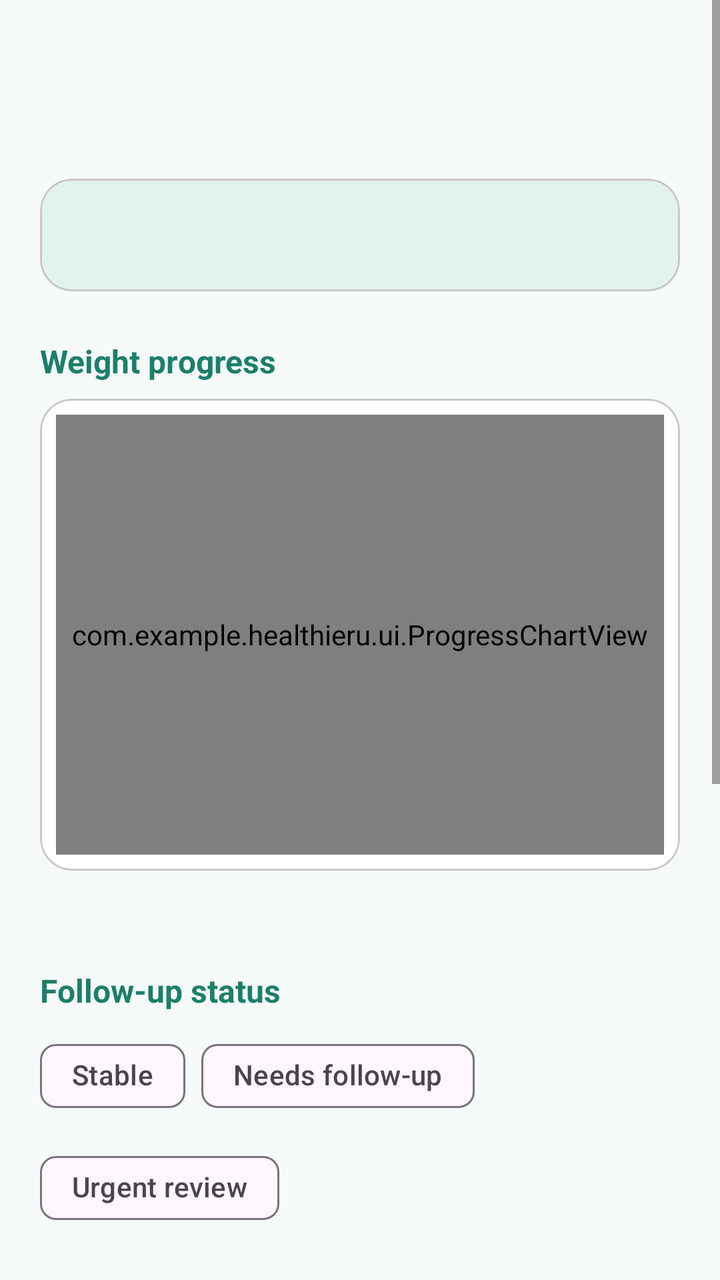
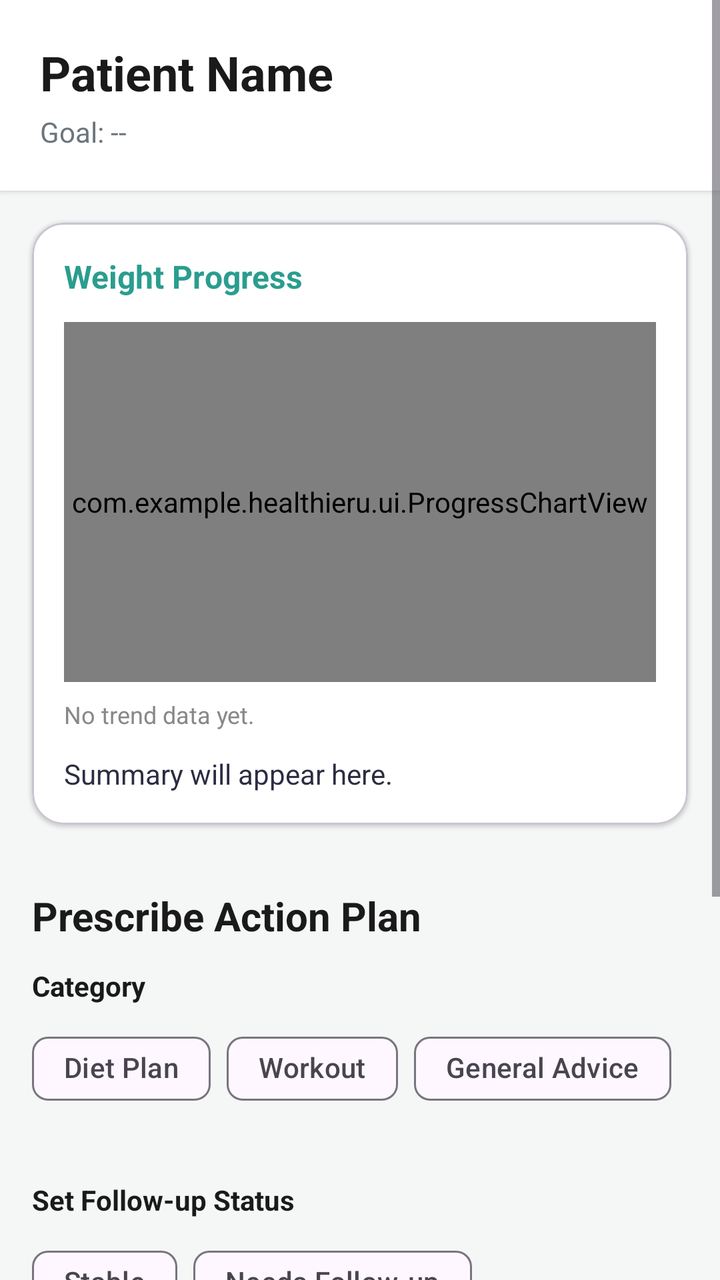

An Android layout rendered at two revisions. The XML below is the earlier revision; the diff shows what the commit changed to produce the second picture.
<!-- AndroidManifest.xml: application theme Theme.HealthierU -->
<!-- res/layout/activity_patient_detail.xml -->
<?xml version="1.0" encoding="utf-8"?>
<ScrollView xmlns:android="http://schemas.android.com/apk/res/android"
    xmlns:app="http://schemas.android.com/apk/res-auto"
    android:layout_width="match_parent"
    android:layout_height="match_parent">

    <LinearLayout
        android:layout_width="match_parent"
        android:layout_height="wrap_content"
        android:orientation="vertical"
        android:padding="20dp">

        <TextView
            android:id="@+id/tvName"
            style="@style/Heading"
            android:layout_width="wrap_content"
            android:layout_height="wrap_content" />

        <TextView
            android:id="@+id/tvGoal"
            style="@style/BodyMuted"
            android:layout_width="wrap_content"
            android:layout_height="wrap_content"
            android:layout_marginTop="2dp" />

        <com.google.android.material.card.MaterialCardView
            android:layout_width="match_parent"
            android:layout_height="wrap_content"
            android:layout_marginTop="16dp"
            app:cardBackgroundColor="@color/primary_soft"
            app:cardCornerRadius="16dp"
            app:cardElevation="0dp">

            <TextView
                android:id="@+id/tvSummary"
                android:layout_width="match_parent"
                android:layout_height="wrap_content"
                android:padding="18dp"
                android:textColor="@color/navy"
                android:textSize="15sp" />
        </com.google.android.material.card.MaterialCardView>

        <TextView
            style="@style/SectionTitle"
            android:layout_width="wrap_content"
            android:layout_height="wrap_content"
            android:layout_marginTop="24dp"
            android:text="Weight progress" />

        <com.google.android.material.card.MaterialCardView
            android:layout_width="match_parent"
            android:layout_height="wrap_content"
            android:layout_marginTop="8dp"
            app:cardBackgroundColor="@color/white"
            app:cardCornerRadius="16dp"
            app:cardElevation="1dp">

            <com.example.healthieru.ui.ProgressChartView
                android:id="@+id/chartWeight"
                android:layout_width="match_parent"
                android:layout_height="220dp"
                android:layout_margin="8dp" />
        </com.google.android.material.card.MaterialCardView>

        <TextView
            android:id="@+id/tvTrend"
            style="@style/BodyMuted"
            android:layout_width="wrap_content"
            android:layout_height="wrap_content"
            android:layout_marginTop="6dp" />

        <TextView
            style="@style/SectionTitle"
            android:layout_width="wrap_content"
            android:layout_height="wrap_content"
            android:layout_marginTop="24dp"
            android:text="Follow-up status" />

        <com.google.android.material.chip.ChipGroup
            android:id="@+id/chipGroupStatus"
            android:layout_width="match_parent"
            android:layout_height="wrap_content"
            android:layout_marginTop="8dp"
            app:singleSelection="true">

            <com.google.android.material.chip.Chip
                android:id="@+id/chipStable"
                style="@style/Widget.Material3.Chip.Filter"
                android:layout_width="wrap_content"
                android:layout_height="wrap_content"
                android:text="Stable" />

            <com.google.android.material.chip.Chip
                android:id="@+id/chipFollowUp"
                style="@style/Widget.Material3.Chip.Filter"
                android:layout_width="wrap_content"
                android:layout_height="wrap_content"
                android:text="Needs follow-up" />

            <com.google.android.material.chip.Chip
                android:id="@+id/chipUrgent"
                style="@style/Widget.Material3.Chip.Filter"
                android:layout_width="wrap_content"
                android:layout_height="wrap_content"
                android:text="Urgent review" />
        </com.google.android.material.chip.ChipGroup>

        <TextView
            style="@style/SectionTitle"
            android:layout_width="wrap_content"
            android:layout_height="wrap_content"
            android:layout_marginTop="24dp"
            android:text="Advice already sent" />

        <TextView
            android:id="@+id/tvNotes"
            style="@style/BodyMuted"
            android:layout_width="match_parent"
            android:layout_height="wrap_content"
            android:layout_marginTop="6dp"
            android:text="No advice sent yet." />

        <LinearLayout
            android:id="@+id/notesContainer"
            android:layout_width="match_parent"
            android:layout_height="wrap_content"
            android:orientation="vertical" />

        <TextView
            style="@style/SectionTitle"
            android:layout_width="wrap_content"
            android:layout_height="wrap_content"
            android:layout_marginTop="24dp"
            android:text="New advice" />

        <com.google.android.material.chip.ChipGroup
            android:id="@+id/chipGroupCategory"
            android:layout_width="match_parent"
            android:layout_height="wrap_content"
            android:layout_marginTop="8dp"
            app:selectionRequired="true"
            app:singleSelection="true">

            <com.google.android.material.chip.Chip
                android:id="@+id/chipExercise"
                style="@style/Widget.Material3.Chip.Filter"
                android:layout_width="wrap_content"
                android:layout_height="wrap_content"
                android:text="Exercise" />

            <com.google.android.material.chip.Chip
                android:id="@+id/chipDiet"
                style="@style/Widget.Material3.Chip.Filter"
                android:layout_width="wrap_content"
                android:layout_height="wrap_content"
                android:text="Diet" />

            <com.google.android.material.chip.Chip
                android:id="@+id/chipSleep"
                style="@style/Widget.Material3.Chip.Filter"
                android:layout_width="wrap_content"
                android:layout_height="wrap_content"
                android:text="Sleep" />

            <com.google.android.material.chip.Chip
                android:id="@+id/chipGeneral"
                style="@style/Widget.Material3.Chip.Filter"
                android:layout_width="wrap_content"
                android:layout_height="wrap_content"
                android:checked="true"
                android:text="General" />
        </com.google.android.material.chip.ChipGroup>

        <com.google.android.material.textfield.TextInputLayout
            style="@style/Widget.Material3.TextInputLayout.OutlinedBox"
            android:layout_width="match_parent"
            android:layout_height="wrap_content"
            android:layout_marginTop="8dp"
            android:hint="Write advice for this category">

            <com.google.android.material.textfield.TextInputEditText
                android:id="@+id/etNote"
                android:layout_width="match_parent"
                android:layout_height="wrap_content"
                android:gravity="top"
                android:inputType="textMultiLine|textCapSentences"
                android:minLines="3" />
        </com.google.android.material.textfield.TextInputLayout>

        <TextView
            android:id="@+id/tvError"
            android:layout_width="wrap_content"
            android:layout_height="wrap_content"
            android:layout_marginTop="8dp"
            android:textColor="@color/coral"
            android:visibility="gone" />

        <Button
            android:id="@+id/btnSend"
            android:layout_width="match_parent"
            android:layout_height="56dp"
            android:layout_marginTop="16dp"
            android:text="Send to patient" />
    </LinearLayout>
</ScrollView>
<!-- resources referenced by this layout -->
<resources>
  <color name="coral">#E76F51</color>
  <color name="navy">#22334A</color>
  <color name="primary_soft">#E3F2EC</color>
  <color name="white">#FFFFFFFF</color>
  <style name="BodyMuted">
          <item name="android:textSize">14sp</item>
          <item name="android:textColor">@color/muted</item>
      </style>
  <style name="Heading">
          <item name="android:textSize">24sp</item>
          <item name="android:textStyle">bold</item>
          <item name="android:textColor">@color/navy</item>
      </style>
  <style name="SectionTitle">
          <item name="android:textSize">16sp</item>
          <item name="android:textStyle">bold</item>
          <item name="android:textColor">@color/primary</item>
      </style>
  <style name="Theme.HealthierU" parent="Base.Theme.HealthierU" />
  <color name="muted">#5F6F7A</color>
  <color name="primary">#1B7F6B</color>
  <style name="Base.Theme.HealthierU" parent="Theme.Material3.Light">
          <item name="colorPrimary">@color/primary</item>
          <item name="colorOnPrimary">@color/white</item>
          <item name="colorSecondary">@color/navy</item>
          <item name="android:windowBackground">@color/background</item>
          <item name="android:statusBarColor">@color/primary_dark</item>
      </style>
  <color name="background">#F6FAF8</color>
  <color name="primary_dark">#14594B</color>
</resources>

<!-- the commit's change to res/layout/activity_patient_detail.xml (unified diff, before → after) -->
@@ -2,204 +2,357 @@
 <ScrollView xmlns:android="http://schemas.android.com/apk/res/android"
     xmlns:app="http://schemas.android.com/apk/res-auto"
     android:layout_width="match_parent"
-    android:layout_height="match_parent">
+    android:layout_height="match_parent"
+    android:background="#F4F7F6"
+    android:fillViewport="true">
 
     <LinearLayout
         android:layout_width="match_parent"
         android:layout_height="wrap_content"
         android:orientation="vertical"
-        android:padding="20dp">
-
-        <TextView
-            android:id="@+id/tvName"
-            style="@style/Heading"
-            android:layout_width="wrap_content"
-            android:layout_height="wrap_content" />
-
-        <TextView
-            android:id="@+id/tvGoal"
-            style="@style/BodyMuted"
-            android:layout_width="wrap_content"
+        android:paddingBottom="32dp">
+
+        
+        <LinearLayout
+            android:layout_width="match_parent"
             android:layout_height="wrap_content"
-            android:layout_marginTop="2dp" />
-
+            android:background="@android:color/white"
+            android:elevation="2dp"
+            android:orientation="vertical"
+            android:padding="20dp">
+
+            <TextView
+                android:id="@+id/tvName"
+                android:layout_width="wrap_content"
+                android:layout_height="wrap_content"
+                android:text="Patient Name"
+                android:textColor="#1A1A1A"
+                android:textSize="24sp"
+                android:textStyle="bold" />
+
+            <TextView
+                android:id="@+id/tvGoal"
+                android:layout_width="wrap_content"
+                android:layout_height="wrap_content"
+                android:layout_marginTop="4dp"
+                android:text="Goal: --"
+                android:textColor="#6C757D"
+                android:textSize="14sp" />
+        </LinearLayout>
+
+        
         <com.google.android.material.card.MaterialCardView
             android:layout_width="match_parent"
             android:layout_height="wrap_content"
-            android:layout_marginTop="16dp"
-            app:cardBackgroundColor="@color/primary_soft"
+            android:layout_margin="16dp"
+            app:cardBackgroundColor="@android:color/white"
             app:cardCornerRadius="16dp"
-            app:cardElevation="0dp">
-
-            <TextView
-                android:id="@+id/tvSummary"
-                android:layout_width="match_parent"
-                android:layout_height="wrap_content"
-                android:padding="18dp"
-                android:textColor="@color/navy"
-                android:textSize="15sp" />
+            app:cardElevation="1dp">
+
+            <LinearLayout
+                android:layout_width="match_parent"
+                android:layout_height="wrap_content"
+                android:orientation="vertical"
+                android:padding="16dp">
+
+                <TextView
+                    android:layout_width="wrap_content"
+                    android:layout_height="wrap_content"
+                    android:text="Weight Progress"
+                    android:textColor="#2A9D8F"
+                    android:textSize="16sp"
+                    android:textStyle="bold" />
+
+                <com.example.healthieru.ui.ProgressChartView
+                    android:id="@+id/chartWeight"
+                    android:layout_width="match_parent"
+                    android:layout_height="180dp"
+                    android:layout_marginTop="12dp" />
+
+                <TextView
+                    android:id="@+id/tvTrend"
+                    android:layout_width="wrap_content"
+                    android:layout_height="wrap_content"
+                    android:layout_marginTop="8dp"
+                    android:text="No trend data yet."
+                    android:textColor="#888888"
+                    android:textSize="12sp" />
+
+                <TextView
+                    android:id="@+id/tvSummary"
+                    android:layout_width="match_parent"
+                    android:layout_height="wrap_content"
+                    android:layout_marginTop="12dp"
+                    android:text="Summary will appear here."
+                    android:textColor="#2B2D42"
+                    android:textSize="14sp" />
+            </LinearLayout>
         </com.google.android.material.card.MaterialCardView>
 
-        <TextView
-            style="@style/SectionTitle"
-            android:layout_width="wrap_content"
-            android:layout_height="wrap_content"
-            android:layout_marginTop="24dp"
-            android:text="Weight progress" />
-
-        <com.google.android.material.card.MaterialCardView
+        
+        <LinearLayout
             android:layout_width="match_parent"
             android:layout_height="wrap_content"
-            android:layout_marginTop="8dp"
-            app:cardBackgroundColor="@color/white"
-            app:cardCornerRadius="16dp"
-            app:cardElevation="1dp">
-
-            <com.example.healthieru.ui.ProgressChartView
-                android:id="@+id/chartWeight"
-                android:layout_width="match_parent"
-                android:layout_height="220dp"
-                android:layout_margin="8dp" />
-        </com.google.android.material.card.MaterialCardView>
-
-        <TextView
-            android:id="@+id/tvTrend"
-            style="@style/BodyMuted"
-            android:layout_width="wrap_content"
-            android:layout_height="wrap_content"
-            android:layout_marginTop="6dp" />
-
-        <TextView
-            style="@style/SectionTitle"
-            android:layout_width="wrap_content"
-            android:layout_height="wrap_content"
-            android:layout_marginTop="24dp"
-            android:text="Follow-up status" />
-
-        <com.google.android.material.chip.ChipGroup
-            android:id="@+id/chipGroupStatus"
+            android:orientation="vertical"
+            android:padding="16dp">
+
+            <TextView
+                android:layout_width="wrap_content"
+                android:layout_height="wrap_content"
+                android:layout_marginBottom="12dp"
+                android:text="Prescribe Action Plan"
+                android:textColor="#1A1A1A"
+                android:textSize="20sp"
+                android:textStyle="bold" />
+
+            
+            <TextView
+                android:layout_width="wrap_content"
+                android:layout_height="wrap_content"
+                android:text="Category"
+                android:textColor="#1A1A1A"
+                android:textSize="14sp"
+                android:textStyle="bold" />
+
+            <com.google.android.material.chip.ChipGroup
+                android:id="@+id/chipGroupCategory"
+                android:layout_width="match_parent"
+                android:layout_height="wrap_content"
+                android:layout_marginTop="8dp"
+                app:selectionRequired="true"
+                app:singleSelection="true">
+
+                <com.google.android.material.chip.Chip
+                    android:id="@+id/chipDiet"
+                    style="@style/Widget.Material3.Chip.Filter"
+                    android:layout_width="wrap_content"
+                    android:layout_height="wrap_content"
+                    android:text="Diet Plan" />
+
+                <com.google.android.material.chip.Chip
+                    android:id="@+id/chipWorkout"
+                    style="@style/Widget.Material3.Chip.Filter"
+                    android:layout_width="wrap_content"
+                    android:layout_height="wrap_content"
+                    android:text="Workout" />
+
+                <com.google.android.material.chip.Chip
+                    android:id="@+id/chipAdvice"
+                    style="@style/Widget.Material3.Chip.Filter"
+                    android:layout_width="wrap_content"
+                    android:layout_height="wrap_content"
+                    android:text="General Advice" />
+            </com.google.android.material.chip.ChipGroup>
+
+            
+            <LinearLayout
+                android:layout_width="match_parent"
+                android:layout_height="wrap_content"
+                android:orientation="vertical"
+                android:layout_marginTop="16dp">
+
+                
+                <com.google.android.material.textfield.TextInputLayout
+                    android:id="@+id/layoutGeneralInput"
+                    style="@style/Widget.Material3.TextInputLayout.OutlinedBox"
+                    android:layout_width="match_parent"
+                    android:layout_height="wrap_content"
+                    android:hint="Write general advice here..."
+                    app:boxCornerRadiusBottomEnd="12dp"
+                    app:boxCornerRadiusBottomStart="12dp"
+                    app:boxCornerRadiusTopEnd="12dp"
+                    app:boxCornerRadiusTopStart="12dp"
+                    android:visibility="gone">
+
+                    <com.google.android.material.textfield.TextInputEditText
+                        android:id="@+id/etGeneralAdvice"
+                        android:layout_width="match_parent"
+                        android:layout_height="120dp"
+                        android:gravity="top|start"
+                        android:inputType="textMultiLine"
+                        android:padding="12dp" />
+                </com.google.android.material.textfield.TextInputLayout>
+
+                
+                <LinearLayout
+                    android:id="@+id/layoutDietInput"
+                    android:layout_width="match_parent"
+                    android:layout_height="wrap_content"
+                    android:orientation="vertical"
+                    android:visibility="gone">
+
+                    <TextView android:layout_width="wrap_content" android:layout_height="wrap_content" android:text="Meal Schedule" android:textStyle="bold" android:layout_marginBottom="8dp"/>
+
+                    <GridLayout
+                        android:layout_width="match_parent"
+                        android:layout_height="wrap_content"
+                        android:columnCount="2">
+
+                        <TextView android:text="Meal" android:layout_columnWeight="1" android:textStyle="bold" android:padding="8dp"/>
+                        <TextView android:text="Details" android:layout_columnWeight="2" android:textStyle="bold" android:padding="8dp"/>
+
+                        <TextView android:text="Breakfast" android:padding="8dp"/>
+                        <EditText android:id="@+id/etBreakfast" android:hint="e.g. Oats &amp; fruit" android:layout_columnWeight="2" android:background="@null" android:padding="8dp"/>
+
+                        <TextView android:text="Lunch" android:padding="8dp"/>
+                        <EditText android:id="@+id/etLunch" android:hint="e.g. Grilled chicken salad" android:layout_columnWeight="2" android:background="@null" android:padding="8dp"/>
+
+                        <TextView android:text="Dinner" android:padding="8dp"/>
+                        <EditText android:id="@+id/etDinner" android:hint="e.g. Steamed fish &amp; veggies" android:layout_columnWeight="2" android:background="@null" android:padding="8dp"/>
+                    </GridLayout>
+
+                    <com.google.android.material.textfield.TextInputLayout
+                        style="@style/Widget.Material3.TextInputLayout.OutlinedBox"
+                        android:layout_width="match_parent"
+                        android:layout_height="wrap_content"
+                        android:layout_marginTop="8dp"
+                        android:hint="Recipe Video Link (YouTube, etc.)">
+                        <com.google.android.material.textfield.TextInputEditText
+                            android:id="@+id/etDietLink"
+                            android:layout_width="match_parent"
+                            android:layout_height="wrap_content"
+                            android:inputType="textUri" />
+                    </com.google.android.material.textfield.TextInputLayout>
+                </LinearLayout>
+
+                
+                <LinearLayout
+                    android:id="@+id/layoutWorkoutInput"
+                    android:layout_width="match_parent"
+                    android:layout_height="wrap_content"
+                    android:orientation="vertical"
+                    android:visibility="gone">
+
+                    <TextView android:layout_width="wrap_content" android:layout_height="wrap_content" android:text="Exercise Schedule" android:textStyle="bold" android:layout_marginBottom="8dp"/>
+
+                    <GridLayout
+                        android:layout_width="match_parent"
+                        android:layout_height="wrap_content"
+                        android:columnCount="3">
+
+                        <TextView android:text="Exercise" android:layout_columnWeight="2" android:textStyle="bold" android:padding="8dp"/>
+                        <TextView android:text="Sets" android:layout_columnWeight="1" android:textStyle="bold" android:padding="8dp"/>
+                        <TextView android:text="Reps" android:layout_columnWeight="1" android:textStyle="bold" android:padding="8dp"/>
+
+                        <EditText android:id="@+id/etEx1" android:hint="e.g. Pushups" android:layout_columnWeight="2" android:background="@null" android:padding="8dp"/>
+                        <EditText android:id="@+id/etSets1" android:inputType="number" android:hint="3" android:layout_columnWeight="1" android:background="@null" android:padding="8dp"/>
+                        <EditText android:id="@+id/etReps1" android:hint="12" android:layout_columnWeight="1" android:background="@null" android:padding="8dp"/>
+
+                        <EditText android:id="@+id/etEx2" android:hint="e.g. Squats" android:layout_columnWeight="2" android:background="@null" android:padding="8dp"/>
+                        <EditText android:id="@+id/etSets2" android:inputType="number" android:hint="3" android:layout_columnWeight="1" android:background="@null" android:padding="8dp"/>
+                        <EditText android:id="@+id/etReps2" android:hint="15" android:layout_columnWeight="1" android:background="@null" android:padding="8dp"/>
+                    </GridLayout>
+
+                    <com.google.android.material.textfield.TextInputLayout
+                        style="@style/Widget.Material3.TextInputLayout.OutlinedBox"
+                        android:layout_width="match_parent"
+                        android:layout_height="wrap_content"
+                        android:layout_marginTop="8dp"
+                        android:hint="Workout Video Link (YouTube, etc.)">
+                        <com.google.android.material.textfield.TextInputEditText
+                            android:id="@+id/etWorkoutLink"
+                            android:layout_width="match_parent"
+                            android:layout_height="wrap_content"
+                            android:inputType="textUri" />
+                    </com.google.android.material.textfield.TextInputLayout>
+                </LinearLayout>
+            </LinearLayout>
+
+            
+            <TextView
+                android:layout_width="wrap_content"
+                android:layout_height="wrap_content"
+                android:layout_marginTop="16dp"
+                android:text="Set Follow-up Status"
+                android:textColor="#1A1A1A"
+                android:textSize="14sp"
+                android:textStyle="bold" />
+
+            <com.google.android.material.chip.ChipGroup
+                android:id="@+id/chipGroupStatus"
+                android:layout_width="match_parent"
+                android:layout_height="wrap_content"
+                android:layout_marginTop="8dp"
+                app:selectionRequired="true"
+                app:singleSelection="true">
+
+                <com.google.android.material.chip.Chip
+                    android:id="@+id/chipStable"
+                    style="@style/Widget.Material3.Chip.Filter"
+                    android:layout_width="wrap_content"
+                    android:layout_height="wrap_content"
+                    android:text="Stable" />
+
+                <com.google.android.material.chip.Chip
+                    android:id="@+id/chipFollowUp"
+                    style="@style/Widget.Material3.Chip.Filter"
+                    android:layout_width="wrap_content"
+                    android:layout_height="wrap_content"
+                    android:text="Needs Follow-up" />
+
+                <com.google.android.material.chip.Chip
+                    android:id="@+id/chipUrgent"
+                    style="@style/Widget.Material3.Chip.Filter"
+                    android:layout_width="wrap_content"
+                    android:layout_height="wrap_content"
+                    android:text="Urgent Review" />
+            </com.google.android.material.chip.ChipGroup>
+
+            
+            <TextView
+                android:id="@+id/tvError"
+                android:layout_width="wrap_content"
+                android:layout_height="wrap_content"
+                android:layout_marginTop="8dp"
+                android:textColor="#EF233C"
+                android:textSize="12sp"
+                android:visibility="gone" />
+
+            
+            <com.google.android.material.button.MaterialButton
+                android:id="@+id/btnSendToPatient"
+                android:layout_width="match_parent"
+                android:layout_height="56dp"
+                android:layout_marginTop="24dp"
+                android:backgroundTint="#2A9D8F"
+                android:text="Send to Patient"
+                android:textSize="16sp"
+                app:cornerRadius="12dp" />
+
+        </LinearLayout>
+
+        
+        <LinearLayout
             android:layout_width="match_parent"
             android:layout_height="wrap_content"
-            android:layout_marginTop="8dp"
-            app:singleSelection="true">
-
-            <com.google.android.material.chip.Chip
-                android:id="@+id/chipStable"
-                style="@style/Widget.Material3.Chip.Filter"
-                android:layout_width="wrap_content"
-                android:layout_height="wrap_content"
-                android:text="Stable" />
-
-            <com.google.android.material.chip.Chip
-                android:id="@+id/chipFollowUp"
-                style="@style/Widget.Material3.Chip.Filter"
-                android:layout_width="wrap_content"
-                android:layout_height="wrap_content"
-                android:text="Needs follow-up" />
-
-            <com.google.android.material.chip.Chip
-                android:id="@+id/chipUrgent"
-                style="@style/Widget.Material3.Chip.Filter"
-                android:layout_width="wrap_content"
-                android:layout_height="wrap_content"
-                android:text="Urgent review" />
-        </com.google.android.material.chip.ChipGroup>
-
-        <TextView
-            style="@style/SectionTitle"
-            android:layout_width="wrap_content"
-            android:layout_height="wrap_content"
-            android:layout_marginTop="24dp"
-            android:text="Advice already sent" />
-
-        <TextView
-            android:id="@+id/tvNotes"
-            style="@style/BodyMuted"
-            android:layout_width="match_parent"
-            android:layout_height="wrap_content"
-            android:layout_marginTop="6dp"
-            android:text="No advice sent yet." />
-
-        <LinearLayout
-            android:id="@+id/notesContainer"
-            android:layout_width="match_parent"
-            android:layout_height="wrap_content"
-            android:orientation="vertical" />
-
-        <TextView
-            style="@style/SectionTitle"
-            android:layout_width="wrap_content"
-            android:layout_height="wrap_content"
-            android:layout_marginTop="24dp"
-            android:text="New advice" />
-
-        <com.google.android.material.chip.ChipGroup
-            android:id="@+id/chipGroupCategory"
-            android:layout_width="match_parent"
-            android:layout_height="wrap_content"
-            android:layout_marginTop="8dp"
-            app:selectionRequired="true"
-            app:singleSelection="true">
-
-            <com.google.android.material.chip.Chip
-                android:id="@+id/chipExercise"
-                style="@style/Widget.Material3.Chip.Filter"
-                android:layout_width="wrap_content"
-                android:layout_height="wrap_content"
-                android:text="Exercise" />
-
-            <com.google.android.material.chip.Chip
-                android:id="@+id/chipDiet"
-                style="@style/Widget.Material3.Chip.Filter"
-                android:layout_width="wrap_content"
-                android:layout_height="wrap_content"
-                android:text="Diet" />
-
-            <com.google.android.material.chip.Chip
-                android:id="@+id/chipSleep"
-                style="@style/Widget.Material3.Chip.Filter"
-                android:layout_width="wrap_content"
-                android:layout_height="wrap_content"
-                android:text="Sleep" />
-
-            <com.google.android.material.chip.Chip
-                android:id="@+id/chipGeneral"
-                style="@style/Widget.Material3.Chip.Filter"
-                android:layout_width="wrap_content"
-                android:layout_height="wrap_content"
-                android:checked="true"
-                android:text="General" />
-        </com.google.android.material.chip.ChipGroup>
-
-        <com.google.android.material.textfield.TextInputLayout
-            style="@style/Widget.Material3.TextInputLayout.OutlinedBox"
-            android:layout_width="match_parent"
-            android:layout_height="wrap_content"
-            android:layout_marginTop="8dp"
-            android:hint="Write advice for this category">
-
-            <com.google.android.material.textfield.TextInputEditText
-                android:id="@+id/etNote"
-                android:layout_width="match_parent"
-                android:layout_height="wrap_content"
-                android:gravity="top"
-                android:inputType="textMultiLine|textCapSentences"
-                android:minLines="3" />
-        </com.google.android.material.textfield.TextInputLayout>
-
-        <TextView
-            android:id="@+id/tvError"
-            android:layout_width="wrap_content"
-            android:layout_height="wrap_content"
-            android:layout_marginTop="8dp"
-            android:textColor="@color/coral"
-            android:visibility="gone" />
-
-        <Button
-            android:id="@+id/btnSend"
-            android:layout_width="match_parent"
-            android:layout_height="56dp"
-            android:layout_marginTop="16dp"
-            android:text="Send to patient" />
+            android:orientation="vertical"
+            android:padding="16dp">
+
+            <TextView
+                android:layout_width="wrap_content"
+                android:layout_height="wrap_content"
+                android:layout_marginBottom="8dp"
+                android:text="Previous Advice Sent"
+                android:textColor="#1A1A1A"
+                android:textSize="18sp"
+                android:textStyle="bold" />
+
+            <TextView
+                android:id="@+id/tvNotes"
+                android:layout_width="wrap_content"
+                android:layout_height="wrap_content"
+                android:text="No advice sent yet."
+                android:textColor="#888888"
+                android:textSize="14sp"
+                android:visibility="gone" />
+
+            <LinearLayout
+                android:id="@+id/notesContainer"
+                android:layout_width="match_parent"
+                android:layout_height="wrap_content"
+                android:orientation="vertical" />
+
+        </LinearLayout>
+
     </LinearLayout>
 </ScrollView>
<!-- resource entries referenced after the edit -->
@@ -1,25 +1,8 @@
 <!-- resources referenced by this layout -->
 <resources>
-  <color name="coral">#E76F51</color>
   <color name="navy">#22334A</color>
-  <color name="primary_soft">#E3F2EC</color>
   <color name="white">#FFFFFFFF</color>
-  <style name="BodyMuted">
-          <item name="android:textSize">14sp</item>
-          <item name="android:textColor">@color/muted</item>
-      </style>
-  <style name="Heading">
-          <item name="android:textSize">24sp</item>
-          <item name="android:textStyle">bold</item>
-          <item name="android:textColor">@color/navy</item>
-      </style>
-  <style name="SectionTitle">
-          <item name="android:textSize">16sp</item>
-          <item name="android:textStyle">bold</item>
-          <item name="android:textColor">@color/primary</item>
-      </style>
   <style name="Theme.HealthierU" parent="Base.Theme.HealthierU" />
-  <color name="muted">#5F6F7A</color>
   <color name="primary">#1B7F6B</color>
   <style name="Base.Theme.HealthierU" parent="Theme.Material3.Light">
           <item name="colorPrimary">@color/primary</item>
